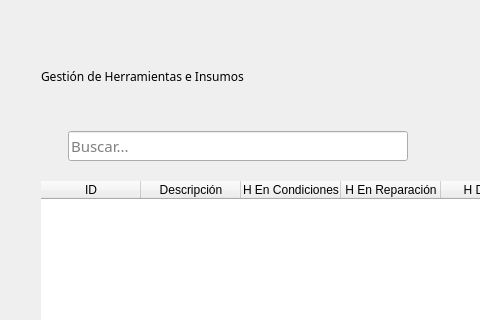
This is blustock/ui/screens_uis/stock.ui in MaxAPBusiness/Blustock as Qt 5 draws it before an edit; both pictures show x 0 to 480 and y 0 to 320 of the 1248 by 777 pixel window. The edited form follows.
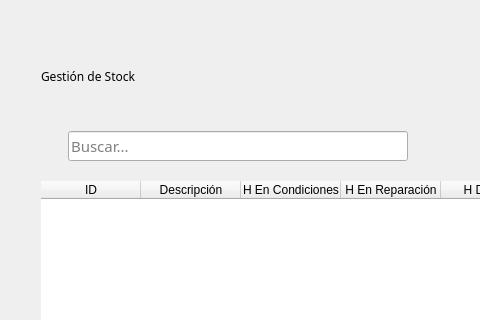
This is the edited form. Icons and pictures are not drawn.

Patch:
```diff
--- a/blustock/ui/screens_uis/stock.ui
+++ b/blustock/ui/screens_uis/stock.ui
@@ -51,11 +51,12 @@
        <property name="font">
         <font>
          <family>Oswald</family>
+         <weight>50</weight>
          <bold>false</bold>
         </font>
        </property>
        <property name="text">
-        <string>Gestión de Herramientas e Insumos</string>
+        <string>Gestión de Stock</string>
        </property>
       </widget>
      </item>
```
Left out of the diff: 2 changed lines with no effect on the pictures.
